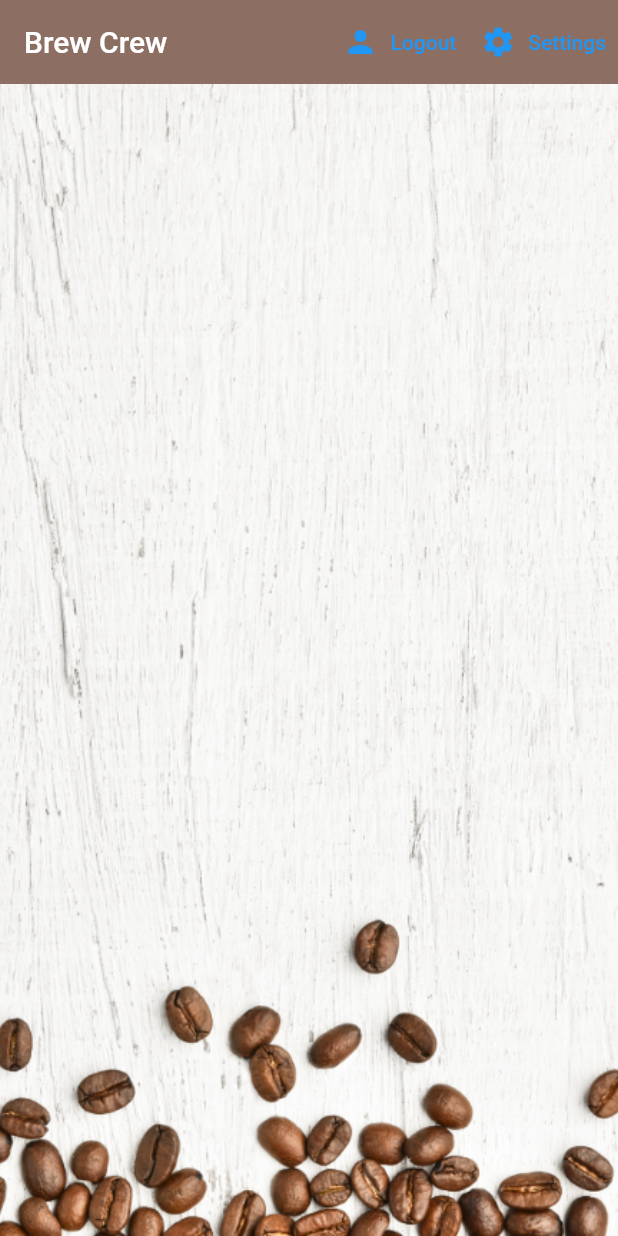
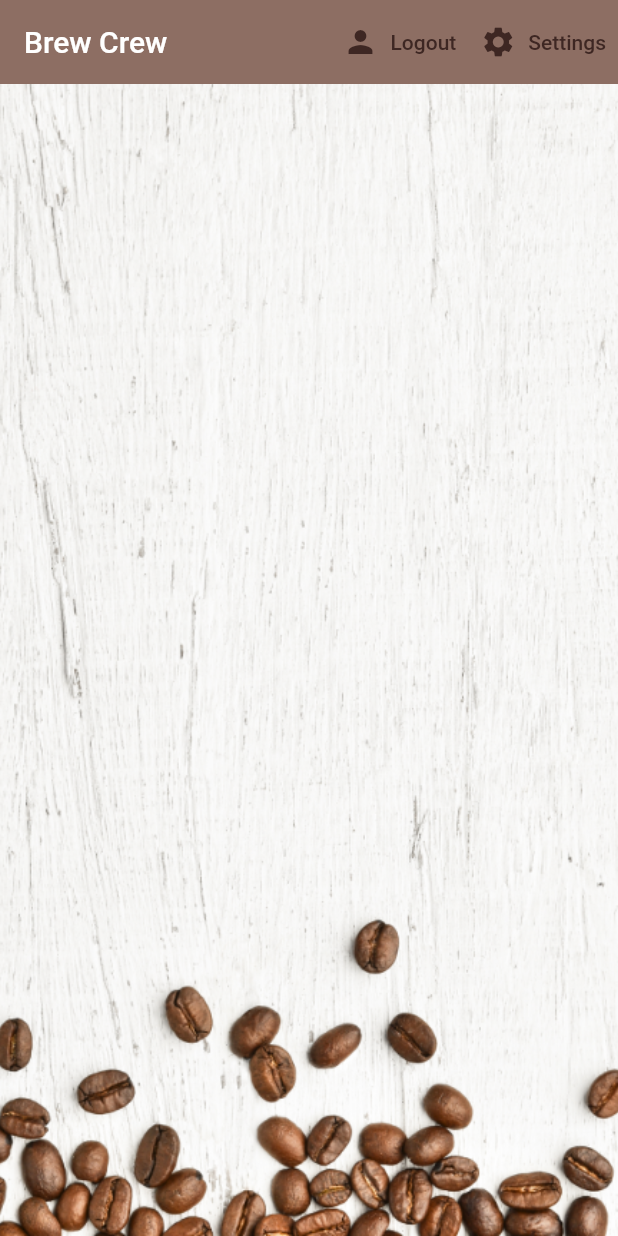
Before and after one commit to arjuntheprogrammer/BrewCrewFlutterMobileApp, a Flutter app: the screen it shows once a user with an empty profile is signed in, after a tap on "Logout", on a phone screen of 412 x 824 dp. Run offline on Flutter 3.47's test engine with Material 2 defaults, Android fonts, the phone set to English and light mode, and no system bars; our stand-ins replace cloud_firestore, firebase_auth, firebase_core, flutter_spinkit; accounts and stored records are empty.

Commit message:
updated text color

```diff
--- a/lib/screens/authenticate/register.dart
+++ b/lib/screens/authenticate/register.dart
@@ -36,6 +36,7 @@ class _RegisterState extends State<Register> {
                   icon: Icon(Icons.person),
                   label: Text('Sign In'),
                   onPressed: () => widget.toggleView(),
+                  style: TextButton.styleFrom(primary: Colors.brown[900]),
                 )
               ],
             ),
--- a/lib/screens/authenticate/sign_in.dart
+++ b/lib/screens/authenticate/sign_in.dart
@@ -36,6 +36,7 @@ class _SignInState extends State<SignIn> {
                   icon: Icon(Icons.person),
                   label: Text('Register'),
                   onPressed: () => widget.toggleView(),
+                  style: TextButton.styleFrom(primary: Colors.brown[900]),
                 )
               ],
             ),
--- a/lib/screens/home/home.dart
+++ b/lib/screens/home/home.dart
@@ -37,11 +37,13 @@ class Home extends StatelessWidget {
               onPressed: () async {
                 await _auth.signOut();
               },
+              style: TextButton.styleFrom(primary: Colors.brown[900]),
             ),
             TextButton.icon(
               icon: Icon(Icons.settings),
               label: Text('Settings'),
               onPressed: () => _showSettingsPanel(),
+              style: TextButton.styleFrom(primary: Colors.brown[900]),
             ),
           ],
         ),
```
